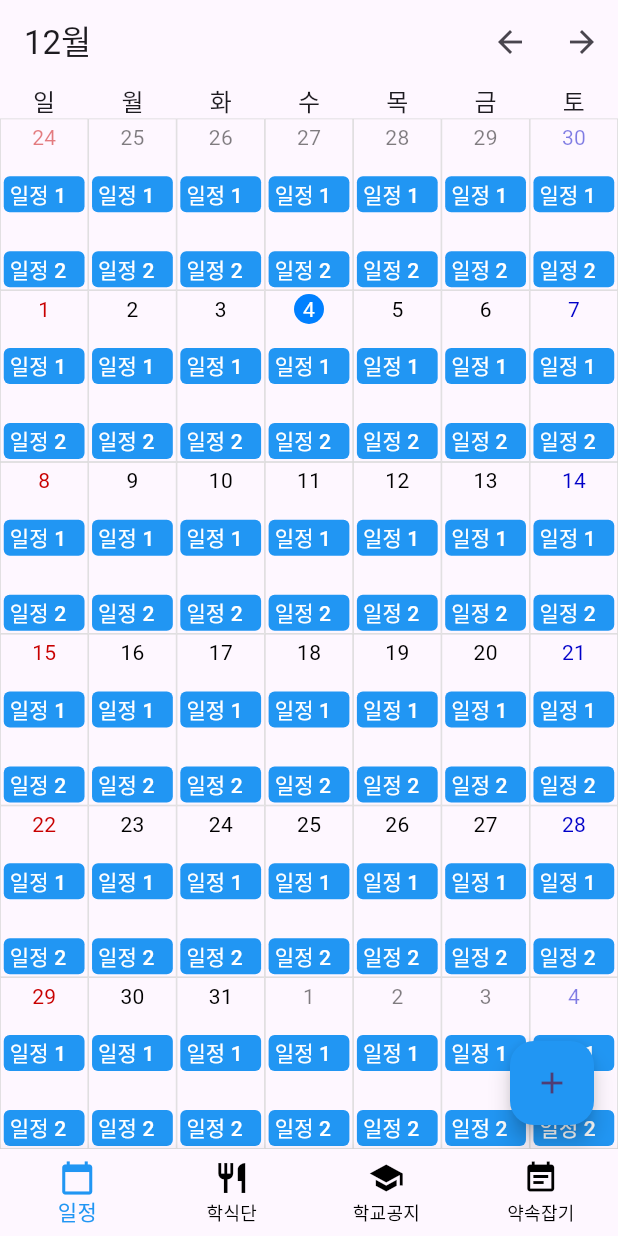
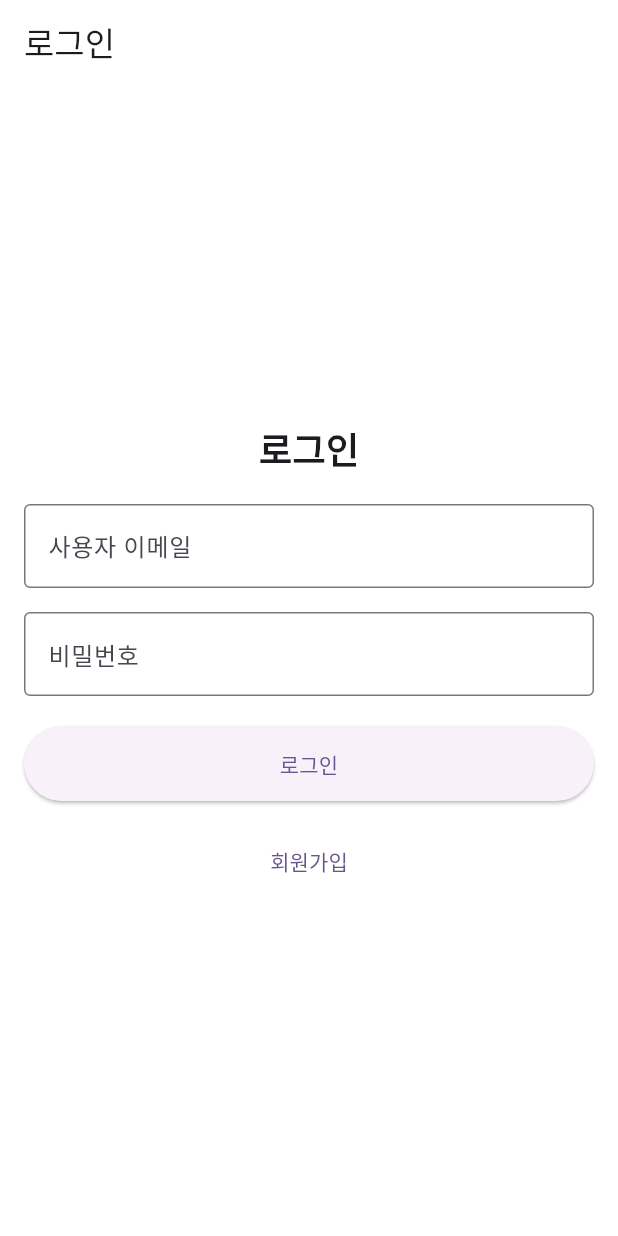
Before and after one commit to siwan9/Kumoh-Calendar, a Flutter app: the screen it shows after launch, on a phone screen of 412 x 824 dp. Run offline on Flutter 3.47's test engine with Material 3 defaults, Android fonts, the phone set to English and light mode, and no system bars; our stand-ins replace cloud_firestore, firebase_auth, firebase_core; accounts and stored records are empty; generated files the repository leaves out were written again.

Commit message:
enh : 로그인 및 회원가입 페이지 개발

```diff
--- a/lib/main.dart
+++ b/lib/main.dart
@@ -1,10 +1,11 @@
 import 'package:flutter/material.dart';
 import 'package:firebase_core/firebase_core.dart';
+import 'package:firebase_auth/firebase_auth.dart';
+import 'package:kumoh_calendar/user_page/option_page.dart';
 import 'firebase_options.dart';
-
 import 'calendar_page/page.dart';
-import "package:kumoh_calendar/meeting_page/meeting_schedule_page.dart";
-
+import 'meeting_page/meeting_schedule/page/meeting_schedule_page.dart';
+import 'user_page/signin_page.dart';
 
 void main() async {
   WidgetsFlutterBinding.ensureInitialized();
@@ -13,6 +14,7 @@ void main() async {
   );
   runApp(const MyApp());
 }
+
 class MyApp extends StatelessWidget {
   const MyApp({super.key});
 
@@ -24,7 +26,29 @@ class MyApp extends StatelessWidget {
         colorScheme: ColorScheme.fromSeed(seedColor: Colors.deepPurple),
         useMaterial3: true,
       ),
-      home: const HomePage(), // TODO : 홈 화면이 클래스 생성자 입력
+      home: const InitialPage(), // 초기 페이지로 InitialPage 설정
+    );
+  }
+}
+
+class InitialPage extends StatelessWidget {
+  const InitialPage({super.key});
+
+  @override
+  Widget build(BuildContext context) {
+    return StreamBuilder<User?>(
+      stream: FirebaseAuth.instance.authStateChanges(),
+      builder: (context, snapshot) {
+        if (snapshot.connectionState == ConnectionState.active) {
+          // 로그인 상태에 따라 페이지 전환
+          if (snapshot.hasData) {
+            return const HomePage(); // 로그인된 경우 홈 페이지
+          } else {
+            return const SigninPage(); // 로그인되지 않은 경우 로그인 페이지
+          }
+        }
+        return const Center(child: CircularProgressIndicator()); // 로딩 중
+      },
     );
   }
 }
@@ -40,27 +64,35 @@ class _HomePageState extends State<HomePage> {
   int _currentIndex = 0;
 
   final List<Widget> _pages = [
-    // TODO : 페이지 넣기
     const CalendarPage(),
-    const MeetingSchedulePage()
+    const MeetingSchedulePage(),
   ];
-
-  void _onItemTapped(int index) {
-    setState(() {
-      _currentIndex = index;
-    });
-  }
 
   @override
   Widget build(BuildContext context) {
     return Scaffold(
+      appBar: AppBar(
+        title: const Text('Kumoh-Calendar'),
+        backgroundColor: Colors.white,
+        actions: [
+          IconButton(
+            icon: const Icon(Icons.more_vert, color: Colors.black), // 옵션 아이콘
+            onPressed: () => Navigator.push(
+              context,
+              MaterialPageRoute(
+                builder: (context) => const OptionsPage(),
+              ),
+            ), // 옵션 페이지로 이동
+          ),
+        ],
+      ),
       body: _pages[_currentIndex], // 현재 선택된 페이지 표시
       bottomNavigationBar: BottomNavigationBar(
         items: const [
           BottomNavigationBarItem(icon: Icon(Icons.calendar_today), label: '일정'),
           BottomNavigationBarItem(icon: Icon(Icons.restaurant), label: '학식단'),
           BottomNavigationBarItem(icon: Icon(Icons.school), label: '학교공지'),
-          BottomNavigationBarItem(icon: Icon(Icons.event_note), label: '약속잡기'),
+          BottomNavigationBarItem(icon: Icon(Icons.event_note), label: '그룹일정'),
         ],
         currentIndex: _currentIndex,
         onTap: _onItemTapped,
@@ -72,4 +104,10 @@ class _HomePageState extends State<HomePage> {
       ),
     );
   }
+
+  void _onItemTapped(int index) {
+    setState(() {
+      _currentIndex = index;
+    });
+  }
 }
--- /dev/null
+++ b/lib/user_page/signin_page.dart
@@ -0,0 +1,107 @@
+import 'package:firebase_auth/firebase_auth.dart';
+import 'package:flutter/material.dart';
+import 'package:kumoh_calendar/main.dart';
+import 'package:kumoh_calendar/user_page/signup_page.dart';
+
+class SigninPage extends StatefulWidget {
+  const SigninPage({super.key});
+
+  @override
+  _SigninPageState createState() => _SigninPageState();
+}
+
+class _SigninPageState extends State<SigninPage> {
+  final TextEditingController _userEmailController = TextEditingController();
+  final TextEditingController _passwordController = TextEditingController();
+
+  void _Signin() async {
+    // 로그인 로직을 여기에 추가
+    final String userEmail = _userEmailController.text;
+    final String password = _passwordController.text;
+
+    try {
+      // Firebase Auth를 통해 로그인 시도
+      UserCredential userCredential = await FirebaseAuth.instance.signInWithEmailAndPassword(
+        email: userEmail,
+        password: password,
+      );
+
+      // 로그인 성공 시
+      Navigator.pushReplacement(context, MaterialPageRoute(builder: (context) => HomePage()));
+
+    } on FirebaseAuthException catch (e) {
+      // 로그인 실패 시 오류 처리
+      if (e.code == 'user-not-found') {
+        ScaffoldMessenger.of(context).showSnackBar(
+          const SnackBar(content: Text('사용자를 찾을 수 없습니다.')),
+        );
+      } else if (e.code == 'wrong-password') {
+        ScaffoldMessenger.of(context).showSnackBar(
+          const SnackBar(content: Text('비밀번호가 잘못되었습니다.')),
+        );
+      } else {
+        ScaffoldMessenger.of(context).showSnackBar(
+          SnackBar(content: Text('로그인 실패: ${e.code} - ${e.message}')),
+        );
+      }
+    }
+  }
+
+  @override
+  Widget build(BuildContext context) {
+    return Scaffold(
+      backgroundColor: Colors.white,
+      appBar: AppBar(
+        title: const Text('로그인'),
+        backgroundColor: Colors.white,
+      ),
+      body: Padding(
+        padding: const EdgeInsets.all(16.0),
+        child: Column(
+          mainAxisAlignment: MainAxisAlignment.center,
+          children: [
+            const Text(
+              '로그인',
+              style: TextStyle(fontSize: 24, fontWeight: FontWeight.bold),
+            ),
+            const SizedBox(height: 20),
+            TextField(
+              controller: _userEmailController,
+              decoration: const InputDecoration(
+                labelText: '사용자 이메일',
+                border: OutlineInputBorder(),
+              ),
+            ),
+            const SizedBox(height: 16),
+            TextField(
+              controller: _passwordController,
+              obscureText: true,
+              decoration: const InputDecoration(
+                labelText: '비밀번호',
+                border: OutlineInputBorder(),
+              ),
+            ),
+            const SizedBox(height: 20),
+            ElevatedButton(
+              onPressed: _Signin,
+              child: const Text('로그인'),
+              style: ElevatedButton.styleFrom(
+                minimumSize: const Size(double.infinity, 50), // 버튼 크기
+              ),
+            ),
+            const SizedBox(height: 16),
+            TextButton(
+              onPressed: () {
+                Navigator.push(
+                  context,
+                  MaterialPageRoute(builder: (context) => const SignupPage()),
+                );
+              },
+              child: const Text('회원가입'),
+            ),
+          ],
+        ),
+      ),
+    );
+  }
+}
```
Also changed, not shown: lib/user_page/signup_page.dart (added, +131 -0 lines), pubspec.yaml (+5 -70 lines), 1 other file.
